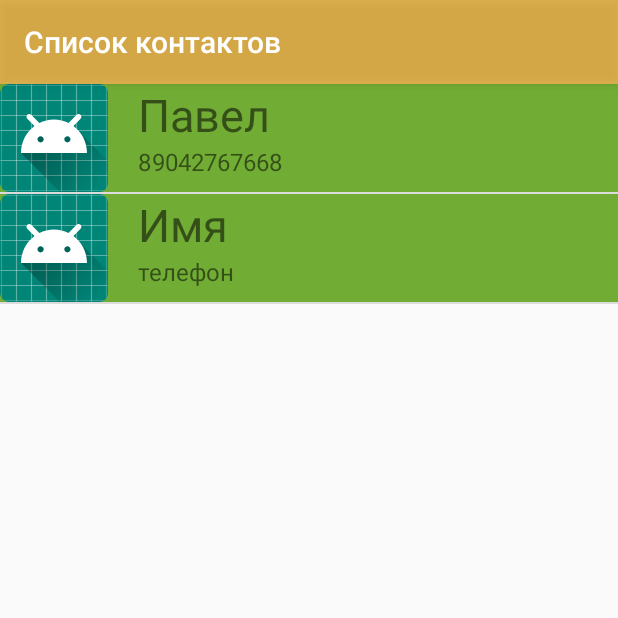
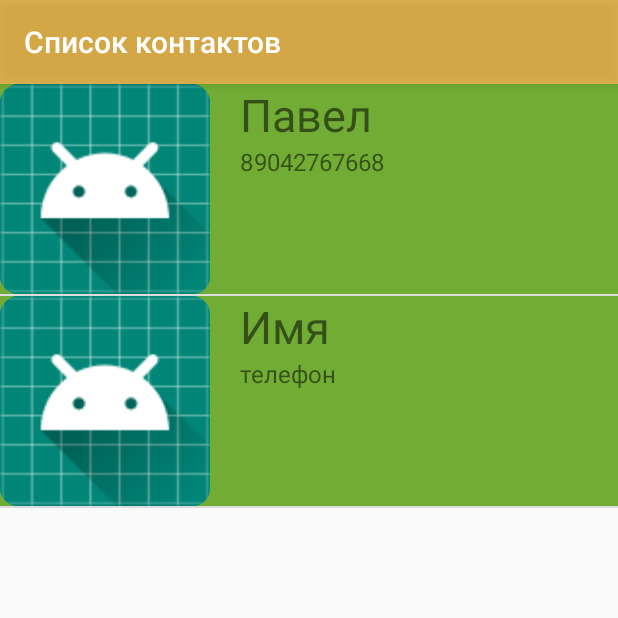
Before and after one commit to Pavel2688/AndroidLessons, an Android app: the screen it shows after launch (MainActivity), on a phone screen of 412 x 824 dp, the top half of it. Run offline under Robolectric (Android 15) with nearby library versions, the phone set to English and light mode, and no system bars.

Commit message:
поставил жесткие размеры картинкам

```diff
--- a/app/src/main/res/layout/fragment_contact_details.xml
+++ b/app/src/main/res/layout/fragment_contact_details.xml
@@ -12,8 +12,8 @@
         android:orientation="horizontal">
         <ImageView
             android:id="@+id/imageView"
-            android:layout_width="wrap_content"
-            android:layout_height="wrap_content"
+            android:layout_width="140dp"
+            android:layout_height="140dp"
             android:src="@mipmap/ic_launcher_round" />
         <TextView
             android:id="@+id/detailedContactName"
--- a/app/src/main/res/layout/fragment_contact_list.xml
+++ b/app/src/main/res/layout/fragment_contact_list.xml
@@ -8,8 +8,8 @@
 
     <ImageView
         android:id="@+id/contactImage"
-        android:layout_width="wrap_content"
-        android:layout_height="wrap_content"
+        android:layout_width="140dp"
+        android:layout_height="140dp"
         android:src="@mipmap/ic_launcher_round" />
     <TextView
         android:id="@+id/tv_name"
```
